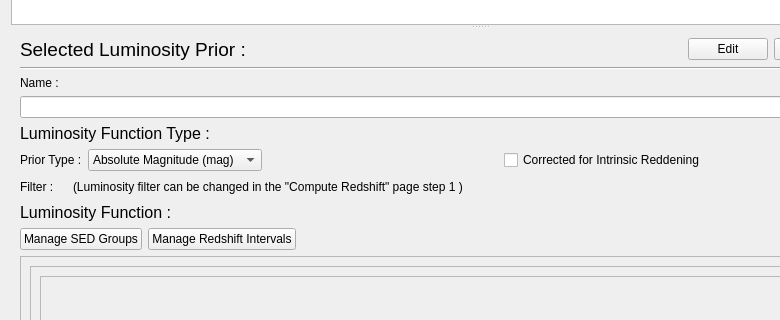
Before: the Qt Designer form PhzQtUI/auxdir/PhzQtUI/DialogLuminosityPrior.ui in astrorama/Phosphoros, drawn with Qt 5; both pictures show x 0 to 780 and y 387 to 707 of the 960 by 986 pixel window.
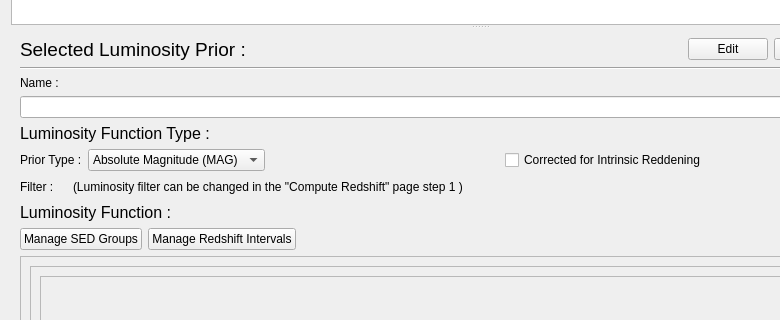
After: the same form once the commit is applied.

Commit message: Change the Absolute Luminosity units in the interface

Patch:
```diff
--- a/PhzQtUI/auxdir/PhzQtUI/DialogLuminosityPrior.ui
+++ b/PhzQtUI/auxdir/PhzQtUI/DialogLuminosityPrior.ui
@@ -224,7 +224,7 @@
               </property>
               <item>
                <property name="text">
-                <string>Absolute Magnitude (mag)</string>
+                <string>Absolute Magnitude (MAG)</string>
                </property>
               </item>
               <item>
```
Left out of the diff: 6 changed lines with no effect on the pictures. The commit also changes 1 other file.
